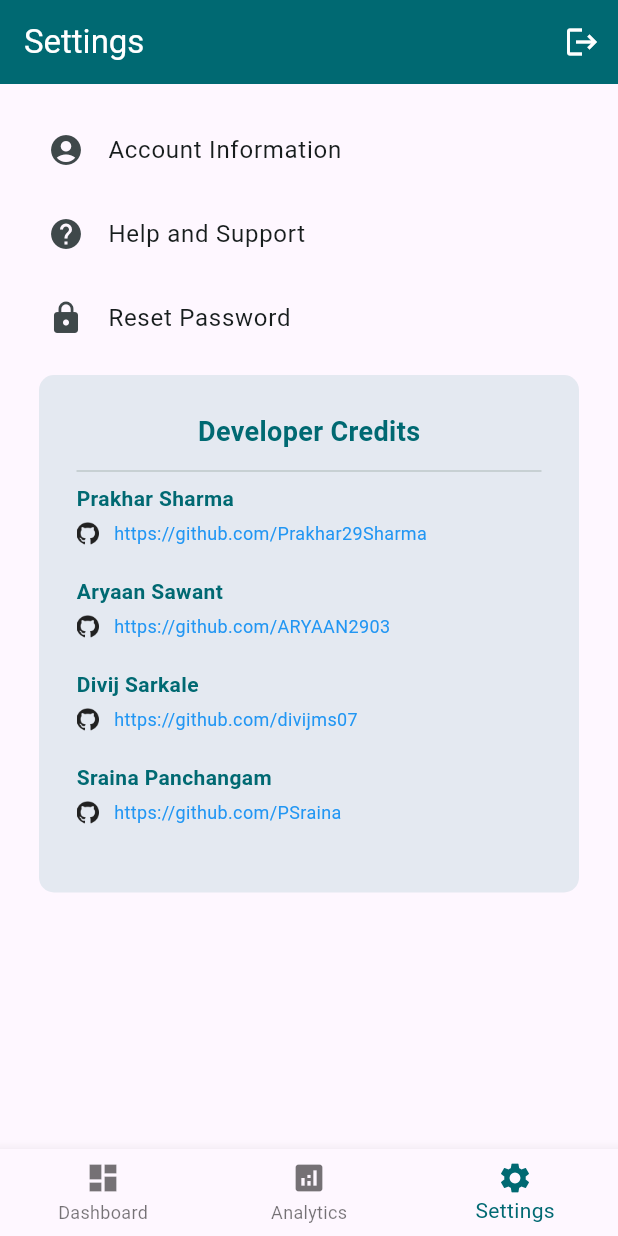
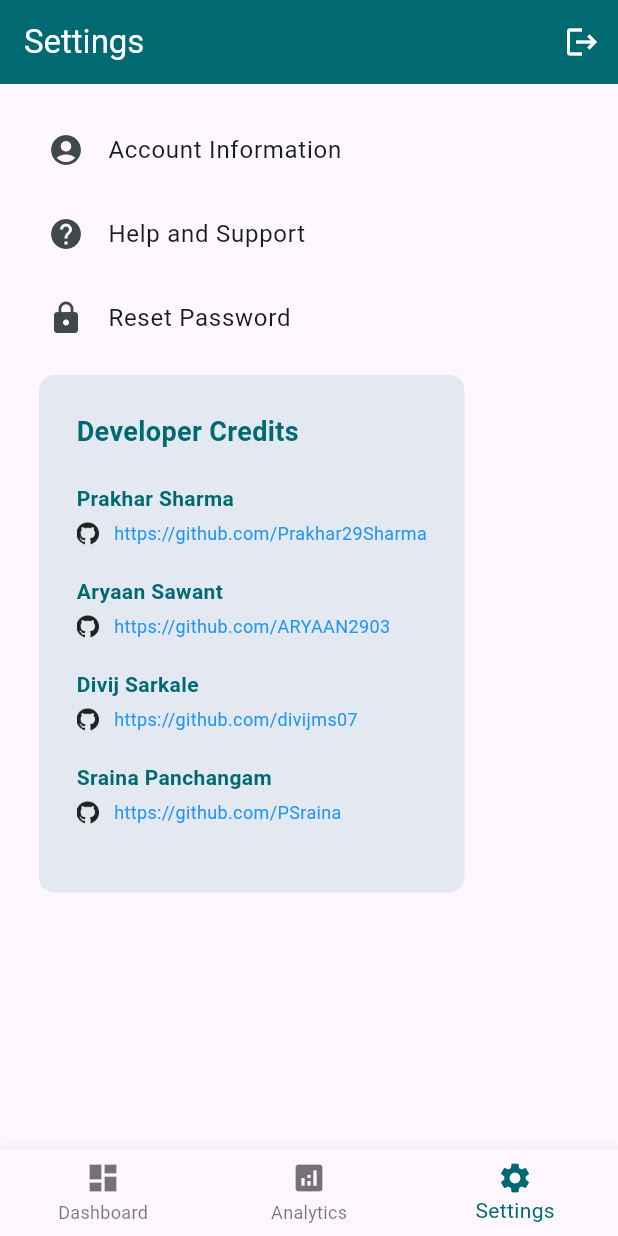
Before and after one commit to Prakhar29Sharma/Digital-Wellbeing, a Flutter app: the screen it shows once a user with an empty profile is signed in, item 3 of the bottom bar chosen, on a phone screen of 412 x 824 dp. Run offline on Flutter 3.47's test engine with Material 3 defaults, Android fonts, the phone set to English and light mode, and no system bars; our stand-ins replace firebase_auth, firebase_core, fl_chart, flutter_spinkit, pie_chart, timezone; missing offline and left inert: usage_stats; accounts and stored records are empty.

Commit message:
small bug fix

```diff
--- a/lib/screens/settings.dart
+++ b/lib/screens/settings.dart
@@ -1,3 +1,4 @@
+import 'package:flutter/cupertino.dart';
 import 'package:flutter/material.dart';
 import 'package:firebase_auth/firebase_auth.dart';
 import 'package:url_launcher/url_launcher.dart';
@@ -176,9 +177,12 @@ class _SettingsPageState extends State<SettingsPage> {
               Container(
                 margin: const EdgeInsets.all(10),
                 child: Column(
-                  crossAxisAlignment: CrossAxisAlignment.stretch,
+                  crossAxisAlignment: CrossAxisAlignment.center,
+                  mainAxisAlignment: MainAxisAlignment.center,
                   children: [
-                    Container(
+                    SingleChildScrollView(
+                      scrollDirection: Axis.horizontal,
+                      child: Container(
                         padding: const EdgeInsets.all(25),
                         decoration: BoxDecoration(
                           color: Theme.of(context)
@@ -233,6 +237,7 @@ class _SettingsPageState extends State<SettingsPage> {
                           ],
                         ),
                       ),
+                    ),
                   ],
                 ),
               ),
```
Lines whose indentation alone changed are shown as unchanged.
